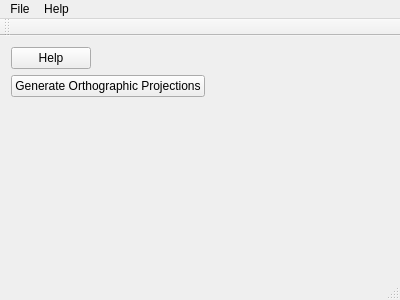
Above: Engg._Drawing_Visualization_n_Design/Source_Code/forms/mainwindow.ui from arpanmangal/COP-CAD before the change. Below: the same form after it.
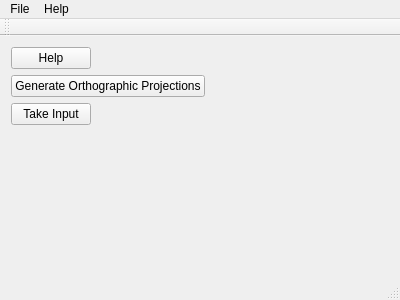
That is the form after the change.

Commit message: Input Mode Widget Working Perfectly

Patch:
```diff
--- a/Engg._Drawing_Visualization_n_Design/Source_Code/forms/mainwindow.ui
+++ b/Engg._Drawing_Visualization_n_Design/Source_Code/forms/mainwindow.ui
@@ -29,6 +29,13 @@
       </property>
      </widget>
     </item>
+    <item row="2" column="0">
+     <widget class="QPushButton" name="threeDInput">
+      <property name="text">
+       <string>Take Input</string>
+      </property>
+     </widget>
+    </item>
    </layout>
   </widget>
   <widget class="QMenuBar" name="menuBar">
```
The commit also changes 23 other files.
